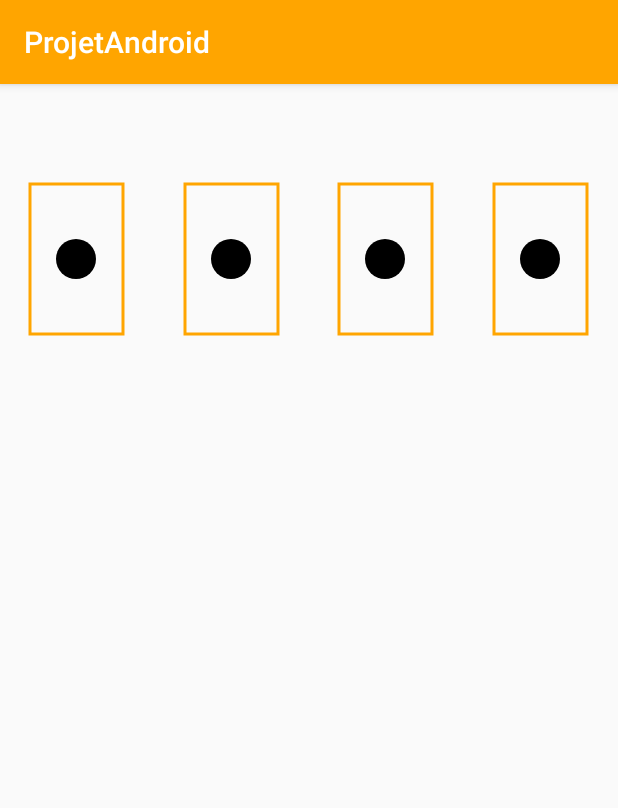
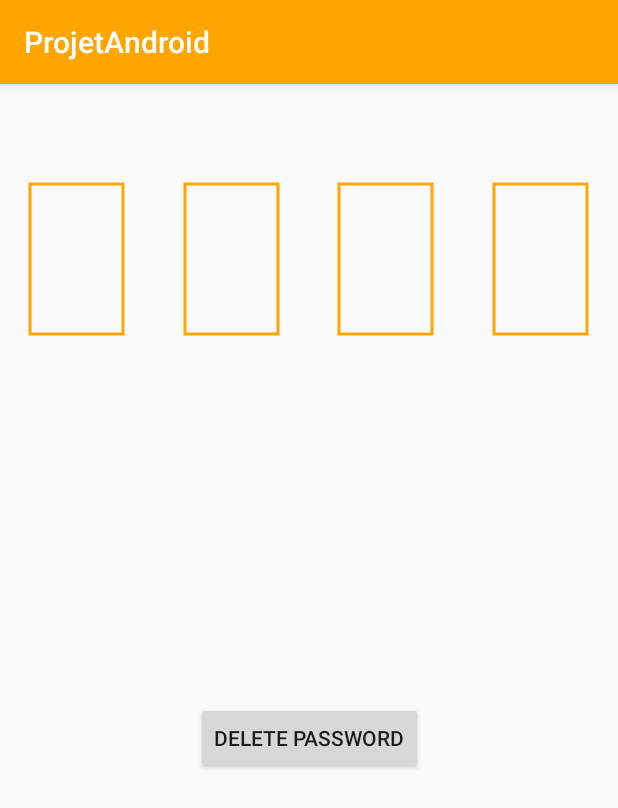
Before and after one commit to Jeepsboucher/ProjetAndroid, an Android app: the screen it shows after launch (PasswordActivity), in the options menu, after a tap on "Mot de passe", on a phone screen of 412 x 824 dp. Shown: the top 808 px of the screen. Run offline under Robolectric (Android 15) with nearby library versions, the light colour scheme and no system bars.

Commit message:
Mot de passe

```diff
--- a/Project/app/src/main/java/com/jpetalice/cba533/projetandroid/activity/HomeActivity.java
+++ b/Project/app/src/main/java/com/jpetalice/cba533/projetandroid/activity/HomeActivity.java
@@ -56,11 +56,13 @@ public class HomeActivity extends AppCompatActivity {
 
     private void goToPassword() {
         Intent password = new Intent(this, PasswordActivity.class);
+        password.putExtra("pageType", "AddOrUpdatePassword");
         startActivity(password);
     }
 
     @Override
     protected void onCreate(Bundle savedInstanceState) {
+
         super.onCreate(savedInstanceState);
         setContentView(R.layout.activity_home);
 
--- a/Project/app/src/main/java/com/jpetalice/cba533/projetandroid/activity/PasswordActivity.java
+++ b/Project/app/src/main/java/com/jpetalice/cba533/projetandroid/activity/PasswordActivity.java
@@ -1,28 +1,72 @@
 package com.jpetalice.cba533.projetandroid.activity;
 
 import android.content.Context;
+import android.content.Intent;
 import android.support.v7.app.AppCompatActivity;
 import android.os.Bundle;
+import android.util.Log;
 import android.view.KeyEvent;
+import android.view.View;
 import android.view.inputmethod.InputMethodManager;
+import android.widget.Button;
 import android.widget.Toast;
 
 import com.jpetalice.cba533.projetandroid.R;
+import com.jpetalice.cba533.projetandroid.utils.DatabaseHelper;
+
+import java.util.ArrayList;
+import java.util.List;
 
 public class PasswordActivity extends AppCompatActivity {
 
+    DatabaseHelper database = new DatabaseHelper(this);
+
+    String pageType;
     String password;
+    Test passwordDisplay;
     @Override
     protected void onCreate(Bundle savedInstanceState) {
         super.onCreate(savedInstanceState);
         setContentView(R.layout.activity_password);
-        showKeyboard();
         password = "";
     }
 
-    public void showKeyboard(){
-        InputMethodManager inputMethodManager = (InputMethodManager) getApplicationContext().getSystemService(Context.INPUT_METHOD_SERVICE);
-        inputMethodManager.toggleSoftInput(InputMethodManager.SHOW_FORCED, 0);
+    private void setListener() {
+        Button button = findViewById(R.id.button_deletePassword);
+        passwordDisplay = findViewById(R.id.test);
+        if(pageType == "Password") {
+            button.setVisibility(View.GONE);
+        }
+        findViewById(R.id.button_deletePassword).setOnClickListener(new View.OnClickListener() {
+            @Override
+            public void onClick(View v) {
+                database.deletePassword();
+                Toast.makeText(getApplicationContext(),"Mot de passe effacé", Toast.LENGTH_SHORT).show();
+                GoToHomeActivity();
+            }
+        });
+    }
+
+    @Override
+    protected void onStart() {
+        super.onStart();
+
+        Bundle extras = getIntent().getExtras();
+
+        if(extras != null) {
+            pageType = extras.getString("pageType", "Password");
+        } else {
+            pageType = "Password";
+        }
+        setListener();
+        if(!database.havePassword() && pageType == "Password") {
+            GoToHomeActivity();
+        }
+    }
+
+    private void GoToHomeActivity(){
+        Intent home = new Intent(this, HomeActivity.class);
+        startActivity(home);
     }
 
     @Override
@@ -37,14 +81,29 @@ public class PasswordActivity extends AppCompatActivity {
             }
         } else if (tryParseInt(keyPressed)) {
             Toast.makeText(getApplicationContext(),String.valueOf(keyPressed), Toast.LENGTH_SHORT).show();
+
             if(password.length() < 4) {
                 password += keyPressed;
             }
 
             if(password.length() == 4) {
+
+                if(pageType == "Password") {
+                    boolean correct = database.checkPassword(Integer.parseInt(password));
+                    if(correct) {
+                        GoToHomeActivity();
+                    } else {
+                        Toast.makeText(getApplicationContext(), "Mauvais mot de passe", Toast.LENGTH_SHORT).show();
+                        password = "";
+                    }
+                } else {
+                    database.addOrUpdatePassword(Integer.parseInt(password));
+                    Toast.makeText(getApplicationContext(), "Le nouveau mot de passe est:" + password, Toast.LENGTH_LONG).show();
+                    GoToHomeActivity();
+                }
             }
         }
-        Toast.makeText(getApplicationContext(),password, Toast.LENGTH_SHORT).show();
+        passwordDisplay.setNumberOfInput(password.length());
 
         return super.onKeyDown(keyCode, event);
     }
--- a/Project/app/src/main/java/com/jpetalice/cba533/projetandroid/activity/Test.java
+++ b/Project/app/src/main/java/com/jpetalice/cba533/projetandroid/activity/Test.java
@@ -5,13 +5,14 @@ import android.graphics.Canvas;
 import android.graphics.Paint;
 import android.support.annotation.Nullable;
 import android.util.AttributeSet;
-import android.util.Log;
-import android.view.Display;
 import android.view.View;
-
 import com.jpetalice.cba533.projetandroid.R;
 
+import java.util.List;
+
 public class Test extends View {
+    private int numberOfInput=0;
+
     public Test(Context context) {
         super(context);
     }
@@ -23,6 +24,8 @@ public class Test extends View {
     public Test(Context context, @Nullable AttributeSet attrs, int defStyleAttr) {
         super(context, attrs, defStyleAttr);
     }
+
+
 
     @Override
     protected void onDraw(Canvas canvas) {
@@ -41,17 +44,30 @@ public class Test extends View {
         Integer circle4X = ((int)(width*.80) + (int)(width*.95)) /2;
 
         canvas.drawRect((int)(width * .05),100,(int)(width * .20),250, myPaint);
-        canvas.drawCircle(circle1X, 175, 20, circlePaint);
+        if(numberOfInput > 0){
+            canvas.drawCircle(circle1X, 175, 20, circlePaint);
+        }
 
         canvas.drawRect((int)(width*.30),100,(int)(width*.45),250, myPaint);
-        canvas.drawCircle(circle2X, 175, 20, circlePaint);
+        if(numberOfInput > 1){
+            canvas.drawCircle(circle2X, 175, 20, circlePaint);
+        }
 
         canvas.drawRect((int)(width*.55),100,(int)(width*.70),250, myPaint);
-        canvas.drawCircle(circle3X, 175, 20, circlePaint);
+        if(numberOfInput > 2){
+            canvas.drawCircle(circle3X, 175, 20, circlePaint);
+        }
 
         canvas.drawRect((int)(width*.80),100,(int)(width * .95),250, myPaint);
-        canvas.drawCircle(circle4X, 175, 20, circlePaint);
+        if(numberOfInput > 3){
+            canvas.drawCircle(circle4X, 175, 20, circlePaint);
+        }
     }
 
 
+    public void setNumberOfInput(int numberOfInput) {
+        this.numberOfInput = numberOfInput;
+        invalidate();
+    }
+
 }
--- a/Project/app/src/main/res/layout/activity_password.xml
+++ b/Project/app/src/main/res/layout/activity_password.xml
@@ -8,7 +8,20 @@
 
 
     <com.jpetalice.cba533.projetandroid.activity.Test
+        android:id="@+id/test"
         android:layout_width="match_parent"
         android:layout_height="match_parent" />
 
+    <Button
+        android:id="@+id/button_deletePassword"
+        android:layout_width="wrap_content"
+        android:layout_height="wrap_content"
+        android:layout_marginBottom="308dp"
+        android:layout_marginEnd="8dp"
+        android:layout_marginStart="8dp"
+        android:text="Delete password"
+        app:layout_constraintBottom_toBottomOf="parent"
+        app:layout_constraintEnd_toEndOf="parent"
+        app:layout_constraintStart_toStartOf="parent" />
+
 </android.support.constraint.ConstraintLayout>
```
Also changed, not shown: Project/app/src/main/AndroidManifest.xml (+3 -4 lines), Project/app/src/main/java/com/jpetalice/cba533/projetandroid/utils/DatabaseHelper.java (+48 -8 lines).
